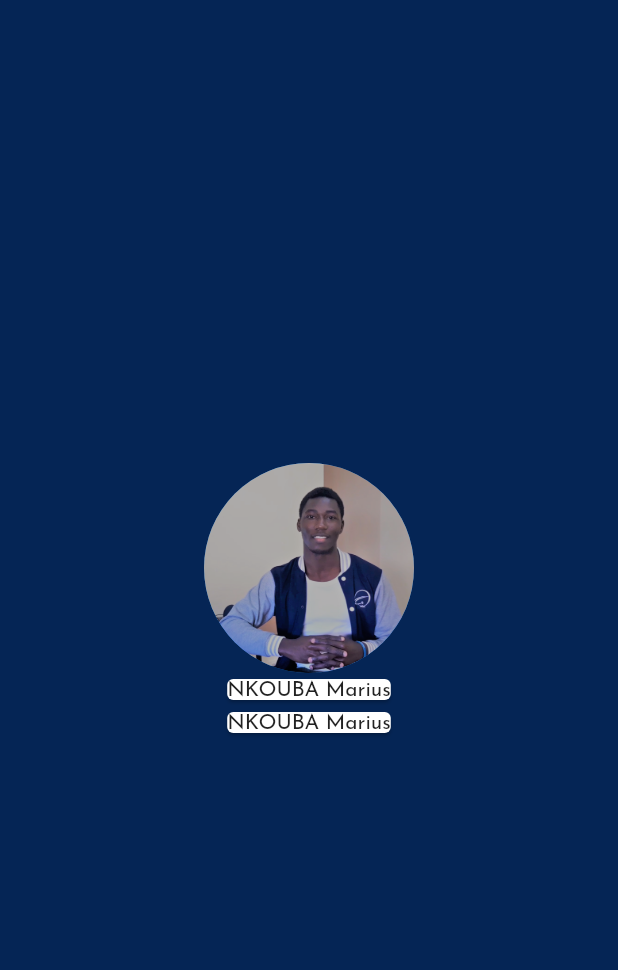
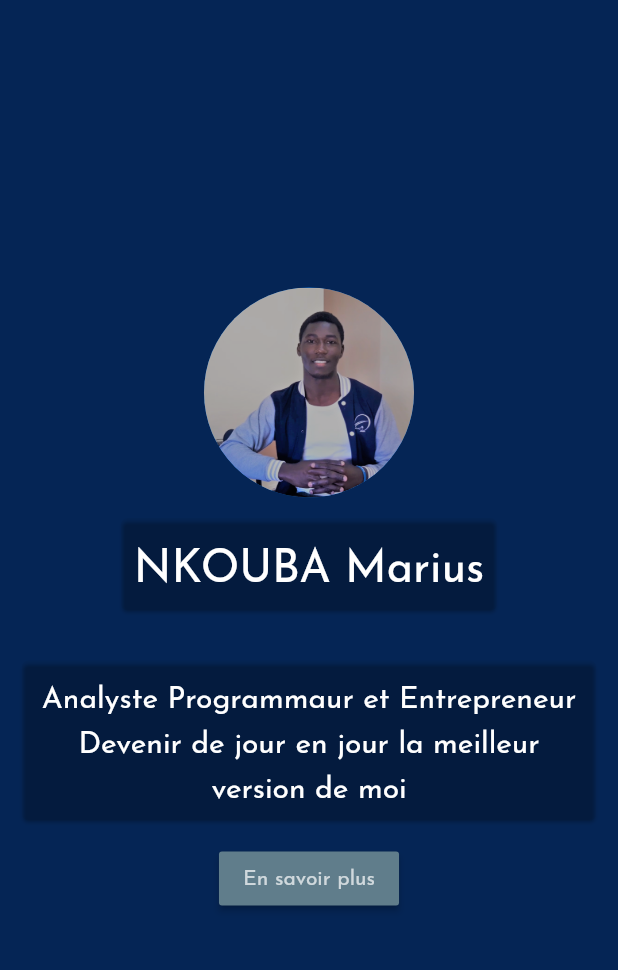
Before and after one commit to nkoubamarius/TP_Ma_Carte_de_Visite_en_Flutter, a Flutter app: the screen it shows after launch, on a phone screen of 412 x 824 dp, the part 59-1029 px from its top. Run offline on Flutter 3.47's test engine with Material 2 defaults, Android fonts, the phone set to English and light mode, and no system bars.

Commit message:
Design Main Page and Details Page

```diff
--- a/lib/screens/visit_card.dart
+++ b/lib/screens/visit_card.dart
@@ -1,4 +1,5 @@
 import 'package:flutter/material.dart';
+import 'package:ma_carte_de_visite/screens/details.dart';
 
 class VisitCard extends StatelessWidget {
   @override
@@ -11,6 +12,8 @@ class VisitCard extends StatelessWidget {
         elevation: 0.0,
       ),
       body: Center(
+        child: Padding(
+          padding: EdgeInsets.all(15.0),
           child: Column(
             mainAxisAlignment: MainAxisAlignment.center,
             children: <Widget>[
@@ -18,23 +21,63 @@ class VisitCard extends StatelessWidget {
                 radius: 70.0,
                 backgroundImage: AssetImage('assets/marius.png'),
               ),
+              SizedBox(
+                height: 10.0,
+              ),
               Card(
+                color: Colors.transparent,
+                child: Padding(
+                  padding: const EdgeInsets.all(8.0),
                   child: Text(
                     'NKOUBA Marius',
                     style: TextStyle(
                       fontFamily: 'JosefinSans',
+                      fontSize: 30.0,
+                      height: 1.5,
+                      color: Colors.white,
+                    ),
                   ),
                 ),
               ),
               Card(
+                color: Colors.transparent,
+                margin: EdgeInsets.only(top: 30.0, bottom: 15.0),
+                child: Padding(
+                  padding: const EdgeInsets.all(8.0),
                   child: Text(
-                'NKOUBA Marius',
+                    'Analyste Programmaur et Entrepreneur Devenir de jour en jour la meilleur version de moi',
+                    textAlign: TextAlign.center,
                     style: TextStyle(
                       fontFamily: 'JosefinSans',
+                      fontSize: 20.0,
+                      height: 1.5,
+                      color: Colors.white,
                     ),
                   ),
                 ),
+              ),
+              RaisedButton(
+                child: Text(
+                  'En savoir plus',
+                  style: TextStyle(
+                    fontFamily: 'JosefinSans',
+                    color: Colors.white70,
+                  ),
+                ),
+                color: Colors.blueGrey,
+                onPressed: () {
+                  Navigator.push(
+                    context,
+                    MaterialPageRoute(builder: (BuildContext context) {
+                      return Details();
+                    }),
+                  );
+                },
+              ),
             ],
-        )));
+          ),
+        ),
+      ),
+    );
   }
 }
```
Also changed, not shown: lib/screens/details.dart (added, +46 -0 lines), main.png (added), 1 other file. Lines whose indentation alone changed are shown as unchanged.
